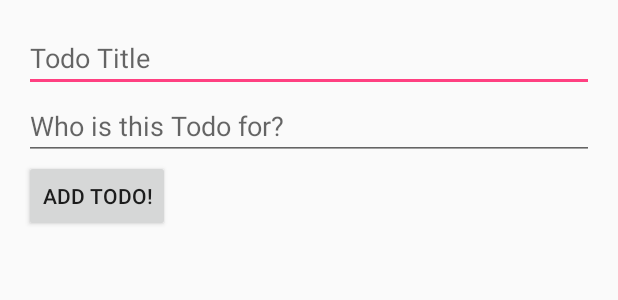
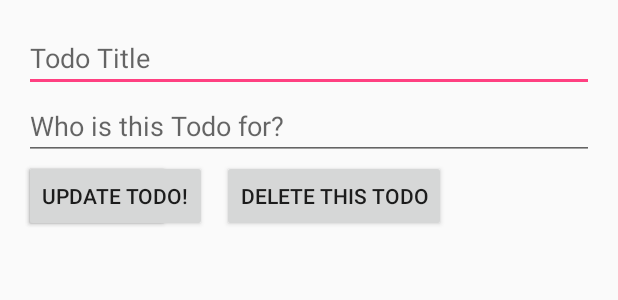
Before and after one commit to rgrambo/calendar-todo, an Android app: the layout fragment_add_todo.xml on its own in the app's theme, with its tools: preview values and no code run, on a phone screen of 412 x 824 dp. Shown: the top 300 px of the screen. Run offline under Robolectric (Android 15) with nearby library versions, the phone set to English and light mode, and no system bars.

Commit message:
Add update/delete functionality

```diff
--- a/CalendarTo-Do/app/src/main/res/layout/fragment_add_todo.xml
+++ b/CalendarTo-Do/app/src/main/res/layout/fragment_add_todo.xml
@@ -27,4 +27,20 @@
         android:layout_below="@id/todoFor"
         android:text="Add Todo!"/>
 
+    <Button
+        android:id="@+id/updateTodo"
+        android:layout_width="wrap_content"
+        android:layout_height="wrap_content"
+        android:layout_below="@id/todoFor"
+        android:text="Update Todo!"/>
+
+    <Button
+        android:id="@+id/deleteTodo"
+        android:layout_width="wrap_content"
+        android:layout_height="wrap_content"
+        android:layout_toRightOf="@id/updateTodo"
+        android:layout_below="@id/todoFor"
+        android:layout_marginLeft="10dp"
+        android:text="Delete this todo"/>
+
 </RelativeLayout>
```
Also changed, not shown: CalendarTo-Do/app/src/main/java/edu/uw/rgrambo/calendarto_do/AddTodoFragment.java (+60 -2 lines), CalendarTo-Do/app/src/main/java/edu/uw/rgrambo/calendarto_do/TodoDatabase.java (+24 -0 lines), CalendarTo-Do/app/src/main/java/layout/ToDoFragment.java (+20 -2 lines), CalendarTo-Do/app/src/main/res/layout/todo.xml (+25 -5 lines).
